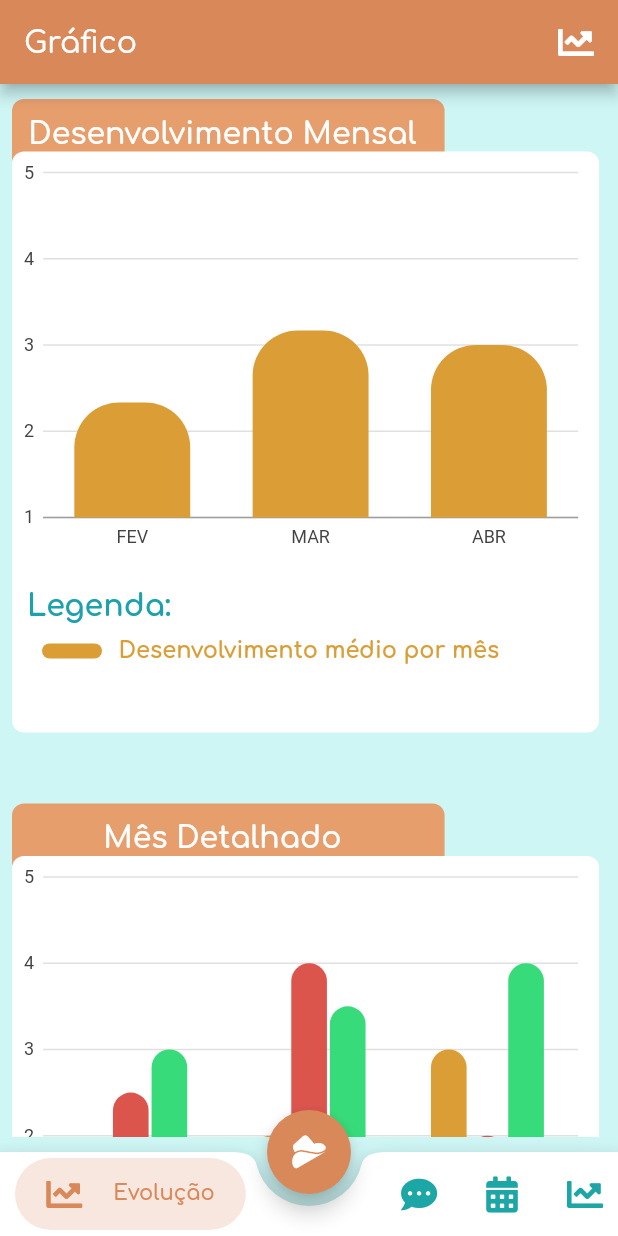
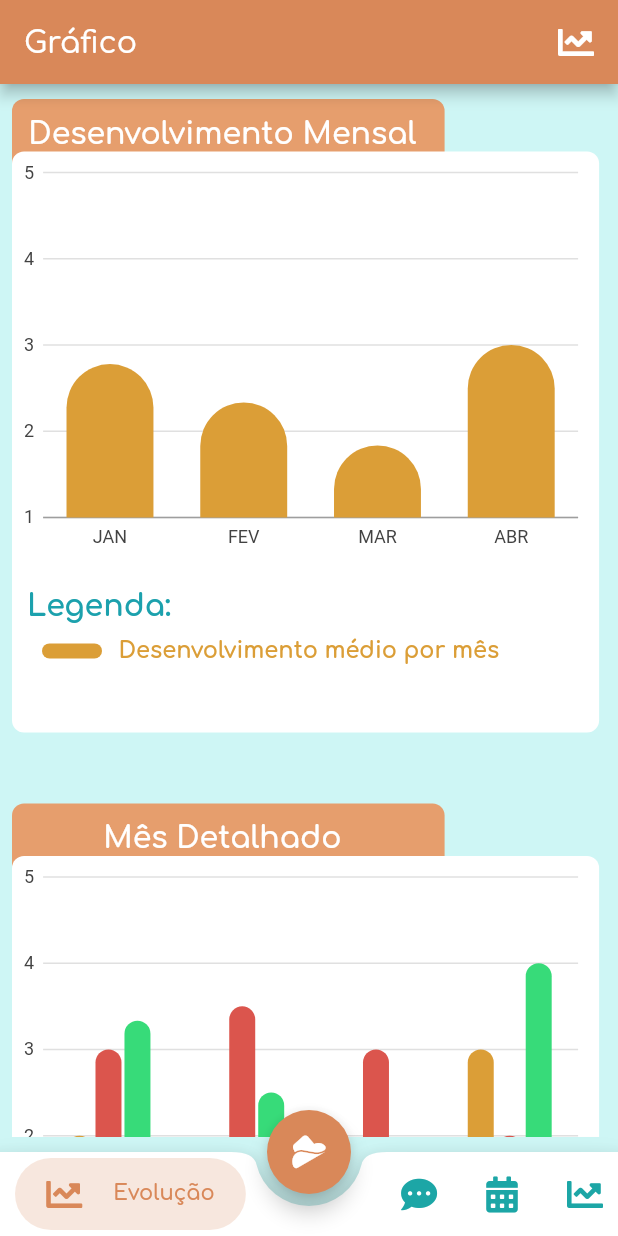
Before and after one commit to VitorHugoOli/EquoKids, a Flutter app: the screen it shows after launch, item 4 of the bottom bar chosen, on a phone screen of 412 x 824 dp. Run offline on Flutter 3.47's test engine with Material 2 defaults, Android fonts, the phone set to English and light mode, and no system bars; drawn by our look-alikes of badges; our stand-ins replace charts_flutter, flushbar, flutter_calendar_carousel, font_awesome_flutter, image_picker, lottie; project files that could hold a hidden picture were left out.

Commit message:
Finalizadno detalhes no grafico

```diff
--- a/lib/Calendar/CalendarPage.dart
+++ b/lib/Calendar/CalendarPage.dart
@@ -19,6 +19,30 @@ class Calendar extends StatefulWidget {
 final random = new Random();
 
 Map<DateTime, Event> events = {
+  DateTime(2020, 1, 5): Event(
+      dateTime: DateTime(2020, 1, 5),
+      startTime: DateTime.parse("2012-02-27T${(1 + 11) % 23}Z"),
+      endTime: DateTime.parse("2012-02-27T${(1 + 12) % 23}Z"),
+      motorDevelopment: random.nextInt(4)+1,
+      socialDevelopment: random.nextInt(4)+1,
+      selfCare: random.nextInt(4)+1,
+      status: Status.rated),
+  DateTime(2020, 1, 15): Event(
+      dateTime: DateTime(2020, 1, 15),
+      startTime: DateTime.parse("2012-02-27T${(1 + 11) % 23}Z"),
+      endTime: DateTime.parse("2012-02-27T${(1 + 12) % 23}Z"),
+      motorDevelopment: random.nextInt(4)+1,
+      socialDevelopment: random.nextInt(4)+1,
+      selfCare: random.nextInt(4)+1,
+      status: Status.rated),
+  DateTime(2020, 1, 20): Event(
+      dateTime: DateTime(2020, 1, 5),
+      startTime: DateTime.parse("2012-02-27T${(1 + 11) % 23}Z"),
+      endTime: DateTime.parse("2012-02-27T${(1 + 12) % 23}Z"),
+      motorDevelopment: random.nextInt(4)+1,
+      socialDevelopment: random.nextInt(4)+1,
+      selfCare: random.nextInt(4)+1,
+      status: Status.rated),
   DateTime(2020, 2, 5): Event(
       dateTime: DateTime(2020, 2, 5),
       startTime: DateTime.parse("2012-02-27T${(1 + 11) % 23}Z"),
--- a/lib/Testimonial/Testimonial.dart
+++ b/lib/Testimonial/Testimonial.dart
@@ -84,15 +84,15 @@ class _TestimonialState extends State<Testimonial> {
     }
   }
 
-  @override
-  void didChangeDependencies() {
-    super.didChangeDependencies();
-    if (message.length == 0) {
-      _retriveData();
-    } else {
-      messages = message;
-    }
-  }
+//  @override
+//  void didChangeDependencies() {
+//    super.didChangeDependencies();
+//    if (message.length == 0) {
+//      _retriveData();
+//    } else {
+//      messages = message;
+//    }
+//  }
 
   Future getImage() async {
     var image = await ImagePicker.pickImage(source: ImageSource.gallery);
@@ -317,6 +317,7 @@ class _TestimonialState extends State<Testimonial> {
             shrinkWrap: true,
             physics: NeverScrollableScrollPhysics(),
             itemCount: messages.length,
+            reverse: true,
             itemBuilder: (context, i) {
               var message = messages[i];
               return Card(
```
